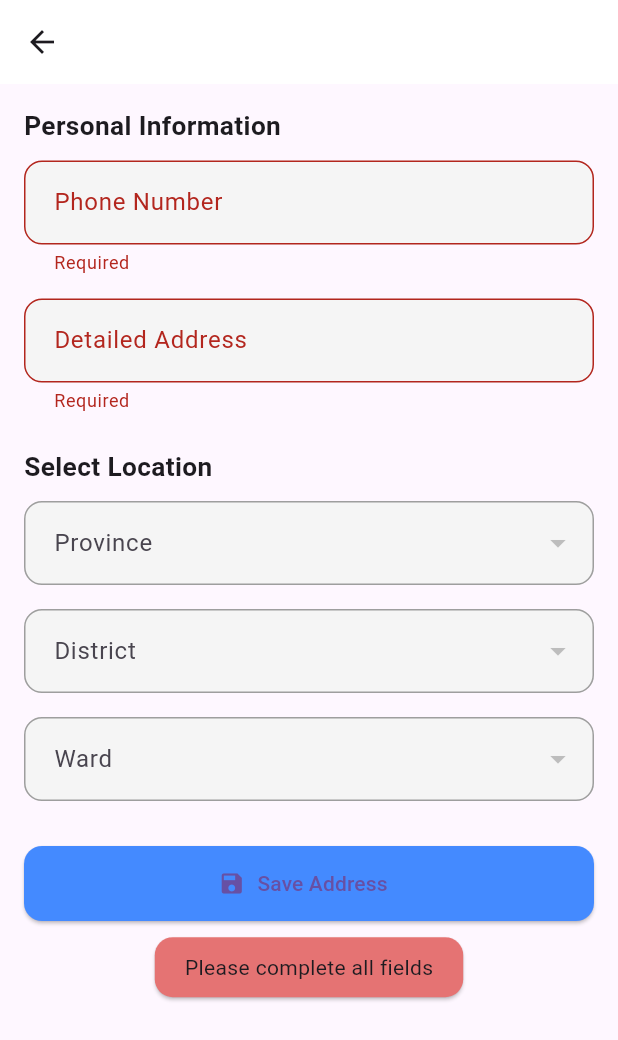
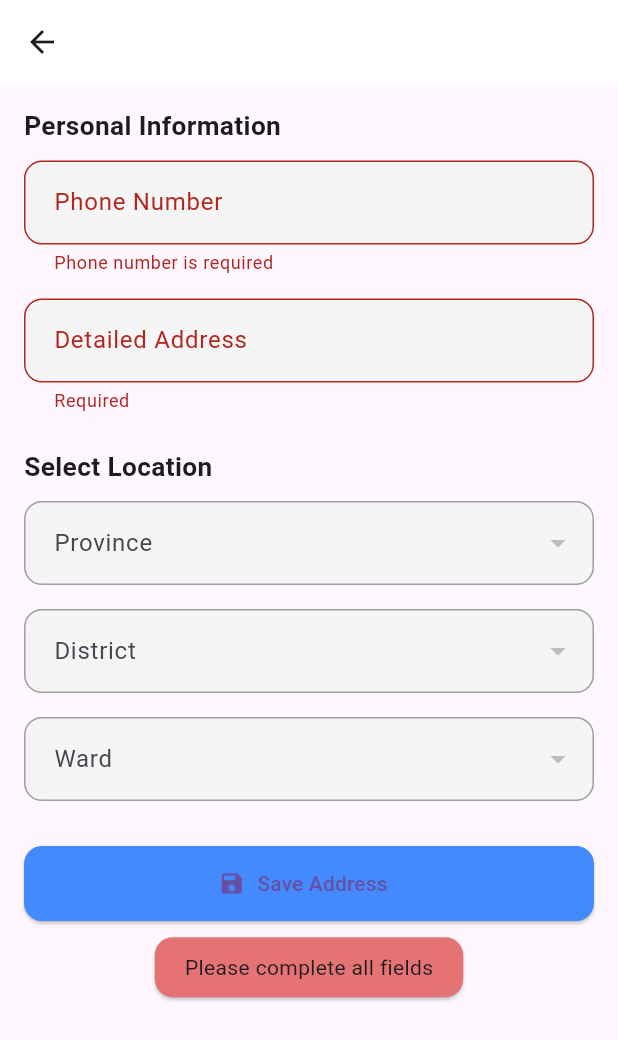
Before and after one commit to vutientrinh/flutter-social-share, a Flutter app: the CreateAddressScreen screen opened directly, after a tap on "Save Address", on a phone screen of 412 x 824 dp. Shown: the top 1040 px of the screen. Run offline on Flutter 3.47's test engine with Material 3 defaults, Android fonts, the phone set to English and light mode, and no system bars; drawn by our look-alikes of velocity_x; our stand-ins replace another_flushbar, cached_network_image, dio, flutter_dotenv, flutter_riverpod, flutter_swiper_view and 5 more; missing offline and left inert: stomp_dart_client; accounts and stored records are empty; network calls fail.

Commit message:
your message

```diff
--- a/lib/route/route.dart
+++ b/lib/route/route.dart
@@ -26,8 +26,7 @@ Route<dynamic> generateRoute(RouteSettings settings) {
           userId: args['userId'],
         ),
       );
-    case userProfileScreenRoute:
-      return MaterialPageRoute(builder: (context) => const UserProfileScreen());
+
     case chatScreenRoute:
       return MaterialPageRoute(builder: (context) => const MessagesScreen());
     case ecommerceScreenRoute:
--- a/lib/route/screen_export.dart
+++ b/lib/route/screen_export.dart
@@ -13,7 +13,6 @@ export 'package:flutter_social_share/screens/messages_screen/chat_detail.dart';
 export 'package:flutter_social_share/screens/notification_screen/notification_screen.dart';
 
 export 'package:flutter_social_share/screens/profile_screen/profile_screen.dart';
-export 'package:flutter_social_share/screens/profile_screen/user_profile_screen.dart';
 
 export 'package:flutter_social_share/screens/friend_screen/suggestion_user.dart';
 export 'package:flutter_social_share/screens/friend_screen/friend_list.dart';
--- a/lib/screens/ecommerce_screen/create_address_screen.dart
+++ b/lib/screens/ecommerce_screen/create_address_screen.dart
@@ -5,6 +5,7 @@ import 'package:flutter_social_share/providers/async_provider/address_async_prov
 import 'package:flutter_social_share/providers/state_provider/auth_provider.dart';
 import 'package:flutter_social_share/providers/state_provider/shipping_provider.dart';
 import 'package:velocity_x/velocity_x.dart';
+import 'package:flutter/services.dart';
 
 class CreateAddressScreen extends ConsumerStatefulWidget {
   const CreateAddressScreen({super.key});
@@ -152,7 +153,18 @@ class _CreateAddressState extends ConsumerState<CreateAddressScreen> {
               controller: phoneController,
               decoration: _inputDecoration("Phone Number"),
               keyboardType: TextInputType.phone,
-              validator: (value) => value!.isEmpty ? 'Required' : null,
+              inputFormatters: [
+                FilteringTextInputFormatter.digitsOnly, // Allow only digits
+                LengthLimitingTextInputFormatter(15),   // Optional: limit to 15 digits
+              ],
+              validator: (value) {
+                if (value == null || value.isEmpty) {
+                  return 'Phone number is required';
+                } else if (value.length < 10) {
+                  return 'Phone number must be at least 10 digits';
+                }
+                return null;
+              },
             ),
             const SizedBox(height: 16),
             TextFormField(
--- a/lib/screens/friend_screen/widgets/more_option_bottomsheet.dart
+++ b/lib/screens/friend_screen/widgets/more_option_bottomsheet.dart
@@ -43,7 +43,7 @@ class MoreOptionWidget extends ConsumerWidget {
               title: "Message $username",
               subtitle: "Send message",
               onTap: () {
-                // Implement navigation to ChatDetail here
+                print("hello");
               },
             ),
           if (option == "Following")
--- a/lib/screens/profile_screen/profile_screen.dart
+++ b/lib/screens/profile_screen/profile_screen.dart
@@ -29,6 +29,7 @@ class _ProfileScreenState extends ConsumerState<ProfileScreen>
   String _selectedContent = 'Posts'; // Default content type
   late AnimationController _animationController;
   late Animation<double> _fadeAnimation;
+  String? author;
 
   Future<void> loadData() async {
     final response =
```
Also changed, not shown: lib/screens/ecommerce_screen/cart_screen.dart (+35 -34 lines), lib/screens/friend_screen/suggestion_user.dart (+15 -5 lines), 1 other file.
